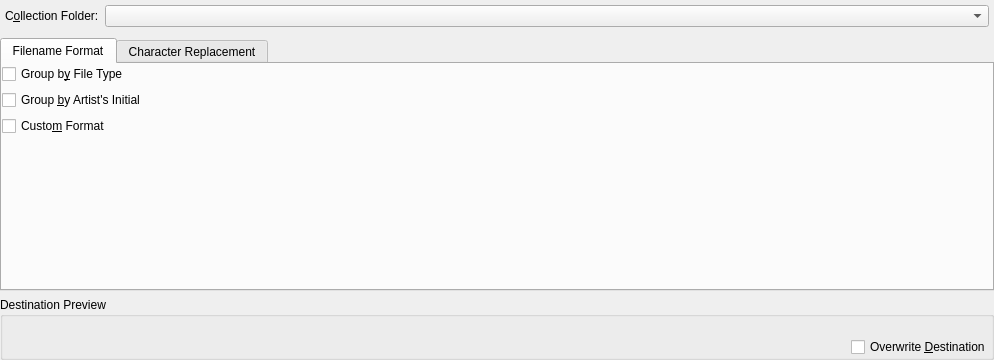
KDE/amarok, file src/collection/sqlcollection/OrganizeCollectionDialogBase.ui: the form before one commit.
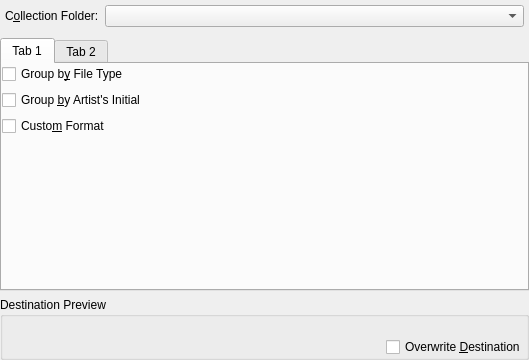
The form after the commit. Custom widgets are drawn as their Qt base class.

Commit message: rename tab titles, some layout fixes and property adjustments

Diff of the .ui file:
```diff
--- a/src/collection/sqlcollection/OrganizeCollectionDialogBase.ui
+++ b/src/collection/sqlcollection/OrganizeCollectionDialogBase.ui
@@ -6,7 +6,7 @@
    <rect>
     <x>0</x>
     <y>0</y>
-    <width>994</width>
+    <width>529</width>
     <height>360</height>
    </rect>
   </property>
@@ -75,7 +75,7 @@
      </property>
      <widget class="QWidget" name="tab" >
       <attribute name="title" >
-       <string>Filename Format</string>
+       <string>Tab 1</string>
       </attribute>
       <layout class="QVBoxLayout" name="verticalLayout" >
        <item>
@@ -131,7 +131,7 @@
      </widget>
      <widget class="QWidget" name="tab_2" >
       <attribute name="title" >
-       <string>Character Replacement</string>
+       <string>Tab 2</string>
       </attribute>
       <layout class="QVBoxLayout" name="verticalLayout_5" >
        <item>
```
The commit also changes 2 other files.
